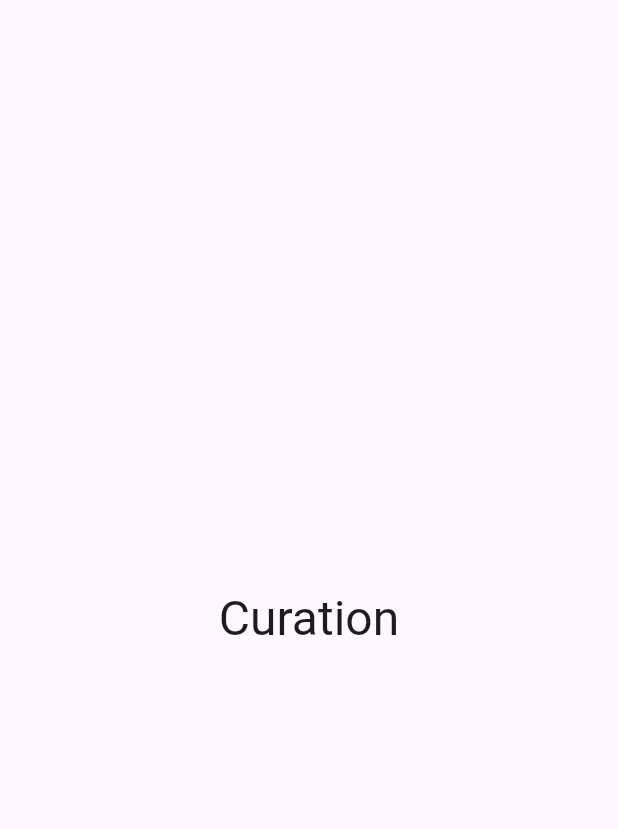
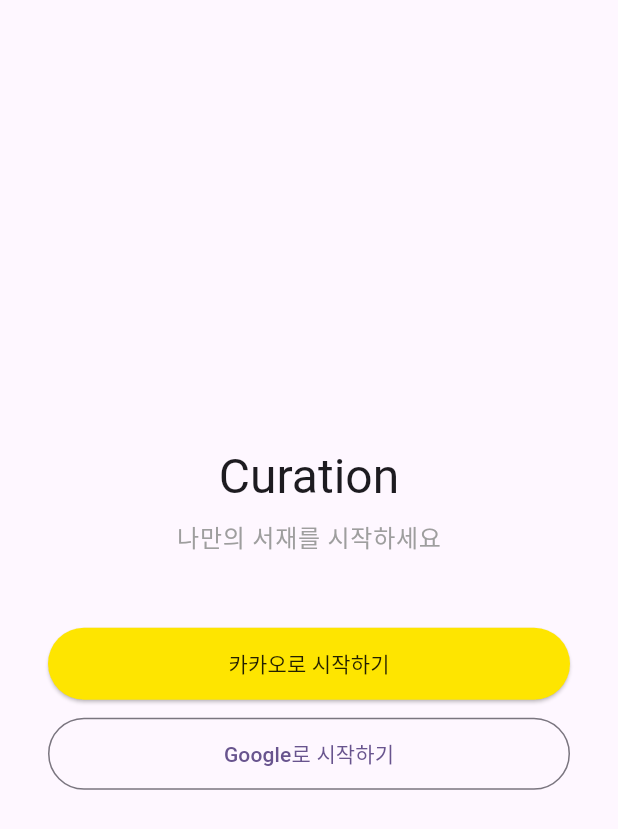
Before and after one commit to Curationforevth/curationproject, a Flutter app: the screen it shows after launch, on a phone screen of 412 x 824 dp. Shown: the top 829 px of the screen. Run offline on Flutter 3.47's test engine with Material 3 defaults, Android fonts, the phone set to English and light mode, and no system bars; our stand-ins replace flutter_dotenv, flutter_riverpod, go_router, supabase_flutter; missing offline and left inert: kakao_flutter_sdk_user; accounts and stored records are empty.

Commit message:
feat: 카카오 + Google 소셜 로그인 구현
- AuthService: 카카오 (kakao_flutter_sdk → signInWithIdToken), Google (Supabase OAuth)
- Riverpod auth provider + AuthNotifier (GoRouter refresh용)
- 로그인 화면 (카카오 노랑 버튼 + Google 아웃라인 버튼)
- 세션 기반 라우팅 (미로그인 → /login, 로그인 → /)
- iOS Info.plist: 카카오 URL scheme + Supabase 딥링크
- Android AndroidManifest: 카카오 + Supabase intent-filter

Co-Authored-By: Claude Opus 4.6 (1M context) <noreply@anthropic.com>

```diff
--- a/app/lib/app.dart
+++ b/app/lib/app.dart
@@ -1,16 +1,41 @@
 import 'package:flutter/material.dart';
+import 'package:flutter_riverpod/flutter_riverpod.dart';
+import 'package:go_router/go_router.dart';
 import 'core/theme/app_theme.dart';
+import 'features/auth/providers/auth_provider.dart';
 import 'routing/app_router.dart';
 
-class App extends StatelessWidget {
+class App extends ConsumerStatefulWidget {
   const App({super.key});
+
+  @override
+  ConsumerState<App> createState() => _AppState();
+}
+
+class _AppState extends ConsumerState<App> {
+  late final AuthNotifier _authNotifier;
+  late final GoRouter _router;
+
+  @override
+  void initState() {
+    super.initState();
+    _authNotifier = AuthNotifier();
+    _router = createRouter(_authNotifier);
+  }
+
+  @override
+  void dispose() {
+    _authNotifier.dispose();
+    _router.dispose();
+    super.dispose();
+  }
 
   @override
   Widget build(BuildContext context) {
     return MaterialApp.router(
       title: 'Curation',
       theme: AppTheme.light,
-      routerConfig: goRouter,
+      routerConfig: _router,
       debugShowCheckedModeBanner: false,
     );
   }
--- /dev/null
+++ b/app/lib/features/auth/providers/auth_provider.dart
@@ -0,0 +1,31 @@
+import 'dart:async';
+import 'package:flutter/material.dart';
+import 'package:flutter_riverpod/flutter_riverpod.dart';
+import 'package:supabase_flutter/supabase_flutter.dart';
+import '../services/auth_service.dart';
+
+/// AuthService 싱글톤
+final authServiceProvider = Provider<AuthService>((ref) => AuthService());
+
+/// 인증 상태 스트림
+final authStateProvider = StreamProvider<AuthState>((ref) {
+  return ref.watch(authServiceProvider).onAuthStateChange;
+});
+
+/// GoRouter refresh용 Listenable
+class AuthNotifier extends ChangeNotifier {
+  late final StreamSubscription<AuthState> _subscription;
+
+  AuthNotifier() {
+    _subscription =
+        Supabase.instance.client.auth.onAuthStateChange.listen((_) {
+      notifyListeners();
+    });
+  }
+
+  @override
+  void dispose() {
+    _subscription.cancel();
+    super.dispose();
+  }
+}
--- /dev/null
+++ b/app/lib/features/auth/screens/login_screen.dart
@@ -0,0 +1,94 @@
+import 'package:flutter/material.dart';
+import 'package:flutter_riverpod/flutter_riverpod.dart';
+import '../providers/auth_provider.dart';
+
+class LoginScreen extends ConsumerWidget {
+  const LoginScreen({super.key});
+
+  @override
+  Widget build(BuildContext context, WidgetRef ref) {
+    final authService = ref.watch(authServiceProvider);
+
+    return Scaffold(
+      body: SafeArea(
+        child: Center(
+          child: Padding(
+            padding: const EdgeInsets.symmetric(horizontal: 32),
+            child: Column(
+              mainAxisAlignment: MainAxisAlignment.center,
+              children: [
+                Text(
+                  'Curation',
+                  style: Theme.of(context).textTheme.headlineLarge,
+                ),
+                const SizedBox(height: 8),
+                Text(
+                  '나만의 서재를 시작하세요',
+                  style: Theme.of(context).textTheme.bodyLarge?.copyWith(
+                        color: Colors.grey,
+                      ),
+                ),
+                const SizedBox(height: 48),
+
+                // 카카오 로그인
+                SizedBox(
+                  width: double.infinity,
+                  height: 48,
+                  child: ElevatedButton(
+                    onPressed: () => _signInWithKakao(context, authService),
+                    style: ElevatedButton.styleFrom(
+                      backgroundColor: const Color(0xFFFEE500),
+                      foregroundColor: Colors.black87,
+                    ),
+                    child: const Text('카카오로 시작하기'),
+                  ),
+                ),
+                const SizedBox(height: 12),
+
+                // Google 로그인
+                SizedBox(
+                  width: double.infinity,
+                  height: 48,
+                  child: OutlinedButton(
+                    onPressed: () => _signInWithGoogle(context, authService),
+                    child: const Text('Google로 시작하기'),
+                  ),
+                ),
+              ],
+            ),
+          ),
+        ),
+      ),
+    );
+  }
+
+  Future<void> _signInWithKakao(
+    BuildContext context,
+    AuthService authService,
+  ) async {
+    try {
+      await authService.signInWithKakao();
+    } catch (e) {
+      if (context.mounted) {
+        ScaffoldMessenger.of(context).showSnackBar(
+          SnackBar(content: Text('카카오 로그인 실패: $e')),
+        );
+      }
+    }
+  }
+
+  Future<void> _signInWithGoogle(
+    BuildContext context,
+    AuthService authService,
+  ) async {
+    try {
+      await authService.signInWithGoogle();
+    } catch (e) {
+      if (context.mounted) {
+        ScaffoldMessenger.of(context).showSnackBar(
+          SnackBar(content: Text('Google 로그인 실패: $e')),
+        );
+      }
+    }
+  }
+}
--- a/app/lib/main.dart
+++ b/app/lib/main.dart
@@ -1,6 +1,7 @@
 import 'package:flutter/material.dart';
 import 'package:flutter_dotenv/flutter_dotenv.dart';
 import 'package:flutter_riverpod/flutter_riverpod.dart';
+import 'package:kakao_flutter_sdk_user/kakao_flutter_sdk_user.dart';
 import 'package:supabase_flutter/supabase_flutter.dart';
 import 'app.dart';
 
@@ -9,6 +10,9 @@ Future<void> main() async {
 
   await dotenv.load(fileName: '.env');
 
+  // 카카오 SDK 초기화
+  KakaoSdk.init(nativeAppKey: dotenv.env['KAKAO_NATIVE_APP_KEY']!);
+
   await Supabase.initialize(
     url: dotenv.env['SUPABASE_URL']!,
     anonKey: dotenv.env['SUPABASE_ANON_KEY']!,
--- a/app/lib/routing/app_router.dart
+++ b/app/lib/routing/app_router.dart
@@ -1,15 +1,33 @@
 import 'package:flutter/material.dart';
 import 'package:go_router/go_router.dart';
+import 'package:supabase_flutter/supabase_flutter.dart';
+import '../features/auth/providers/auth_provider.dart';
+import '../features/auth/screens/login_screen.dart';
 
-final goRouter = GoRouter(
+GoRouter createRouter(AuthNotifier authNotifier) {
+  return GoRouter(
     initialLocation: '/',
+    refreshListenable: authNotifier,
+    redirect: (context, state) {
+      final session = Supabase.instance.client.auth.currentSession;
+      final isLoginRoute = state.matchedLocation == '/login';
+
+      if (session == null && !isLoginRoute) return '/login';
+      if (session != null && isLoginRoute) return '/';
+      return null;
+    },
     routes: [
       GoRoute(
         path: '/',
         builder: (context, state) => const HomePage(),
       ),
+      GoRoute(
+        path: '/login',
+        builder: (context, state) => const LoginScreen(),
+      ),
     ],
   );
+}
 
 class HomePage extends StatelessWidget {
   const HomePage({super.key});
@@ -17,10 +35,11 @@ class HomePage extends StatelessWidget {
   @override
   Widget build(BuildContext context) {
     return Scaffold(
+      appBar: AppBar(title: const Text('Curation')),
       body: Center(
-        child: Text(
-          'Curation',
-          style: Theme.of(context).textTheme.headlineLarge,
+        child: ElevatedButton(
+          onPressed: () => Supabase.instance.client.auth.signOut(),
+          child: const Text('로그아웃'),
         ),
       ),
     );
--- a/app/pubspec.yaml
+++ b/app/pubspec.yaml
@@ -35,6 +35,7 @@ dependencies:
   flutter_riverpod: ^2.0.0
   go_router: ^14.0.0
   flutter_dotenv: ^5.0.0
+  kakao_flutter_sdk_user: ^1.9.0
 
 dev_dependencies:
   flutter_test:
```
Also changed, not shown: app/lib/features/auth/services/auth_service.dart (added, +48 -0 lines), 3 other files. Lines whose indentation alone changed are shown as unchanged.
